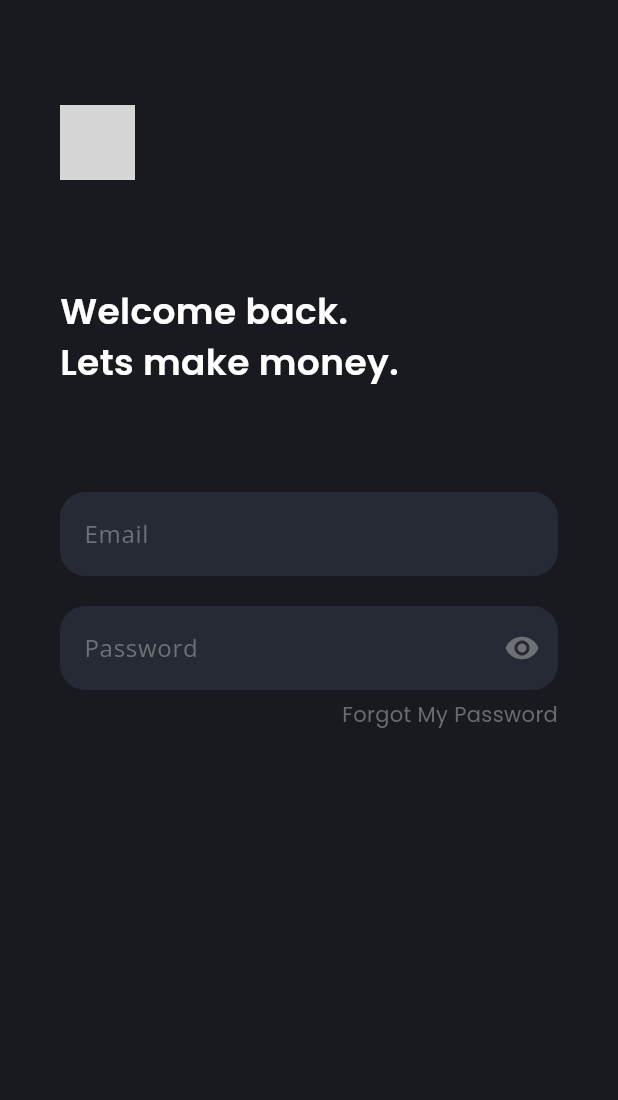
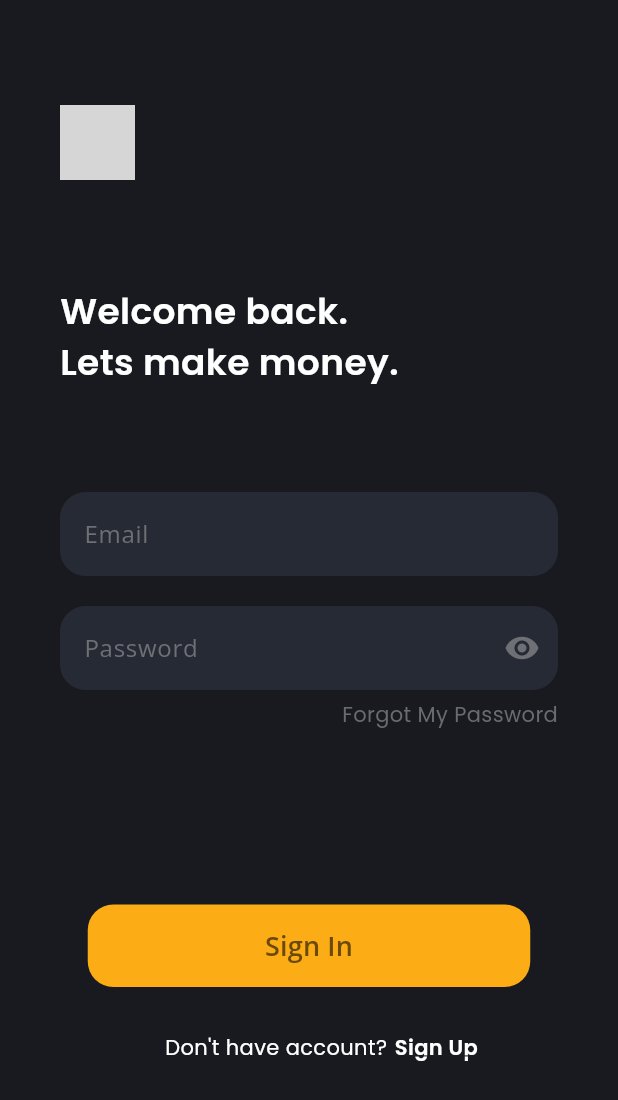
Before and after one commit to royyanhusen/sevendays-bwa, a Flutter app: the screen it shows after launch, on a phone screen of 412 x 824 dp. Shown: the top 1100 px of the screen. Run offline on Flutter 3.47's test engine with Material 3 defaults, Android fonts, the light colour scheme and no system bars; our stand-ins replace google_fonts; grey boxes are pictures that could not be loaded.

Commit message:
add button - first sign in screen

```diff
--- a/lib/pages/first_signin.dart
+++ b/lib/pages/first_signin.dart
@@ -42,6 +42,7 @@ class FirstSignIn extends StatelessWidget {
             ),
             SizedBox(height: 20),
             TextFormField(
+              obscureText: true,
               style: GoogleFonts.openSans(color: Colors.white),
               decoration: InputDecoration(
                 fillColor: Color(0xff262A34),
@@ -66,10 +67,54 @@ class FirstSignIn extends StatelessWidget {
               child: Text(
                 'Forgot My Password',
                 style: GoogleFonts.poppins(
-                  color: Color(0xff6A6B70)
-                )
+                  color: Color(0xff6A6B70),
+                ),
               ),
-            )
+            ),
+            SizedBox(height: 117),
+            Center(
+              child: Container(
+                width: 295,
+                height: 55,
+                child: TextButton(
+                  style: TextButton.styleFrom(
+                      backgroundColor: Color(0xffFCAC15),
+                      shape: RoundedRectangleBorder(
+                          borderRadius: BorderRadius.circular(17))),
+                  onPressed: () {},
+                  child: Text(
+                    'Sign In',
+                    style: GoogleFonts.openSans(
+                      color: Color(0xff6B4909),
+                      fontSize: 18,
+                      fontWeight: FontWeight.w600,
+                    ),
+                  ),
+                ),
+              ),
+            ),
+            Padding(
+              padding: const EdgeInsets.only(top: 30, left: 70),
+              child: Row(
+                children: [
+                  Text(
+                    "Don't have account?",
+                    style: GoogleFonts.poppins(
+                      color: Colors.white,
+                    ),
+                  ),
+                  SizedBox(width: 5),
+                  Text(
+                    'Sign Up',
+                    style: GoogleFonts.poppins(
+                        color: Colors.white,
+                        fontWeight: FontWeight.w600,
+                        decoration: TextDecoration.underline,
+                    ),
+                  )
+                ],
+              ),
+            ),
           ],
         ),
       ),
```
